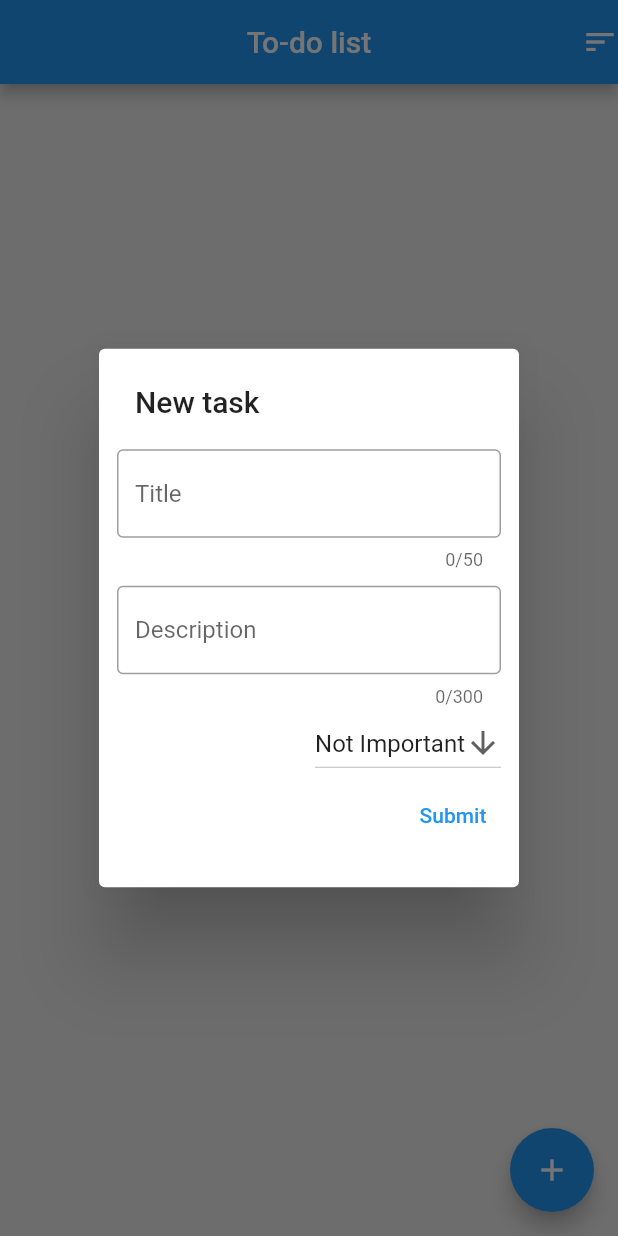
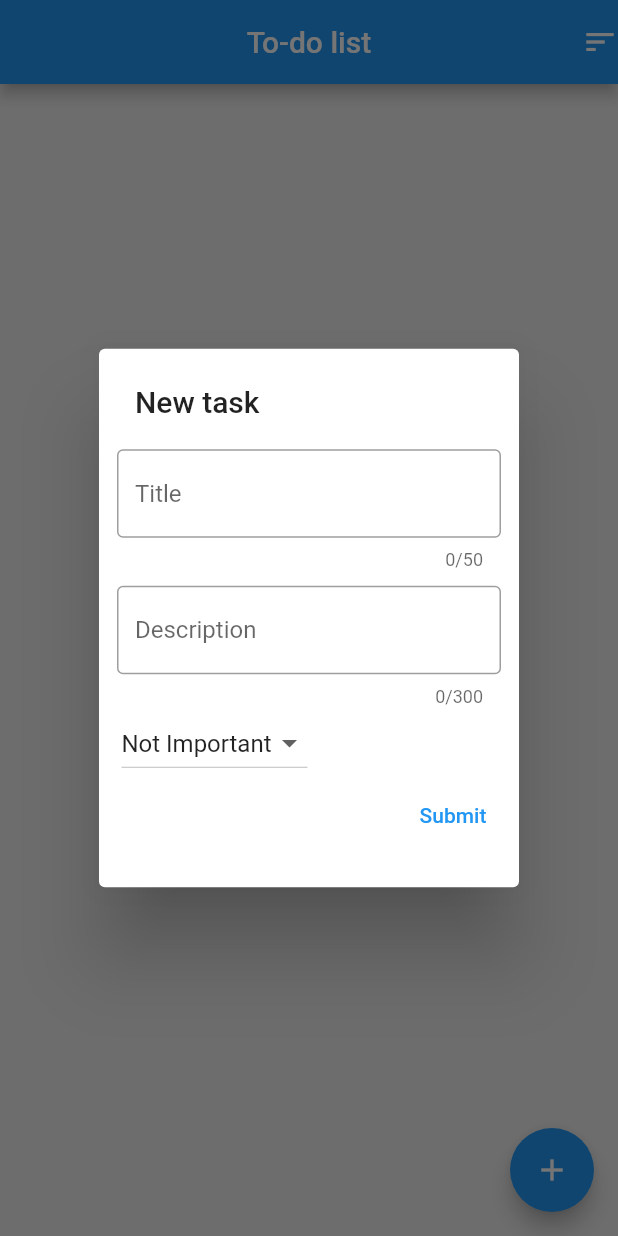
Before and after one commit to CosmicRaptor/devs_club_projects, a Flutter app: the screen it shows after launch, after a tap on the "add" icon, on a phone screen of 412 x 824 dp. Run offline on Flutter 3.47's test engine with Material 2 defaults, Android fonts, the phone set to English and light mode, and no system bars; our stand-ins replace shared_preferences.

Commit message:
added completed/non completed checkbox, fixed the title text overflow bug

```diff
--- a/lib/database/database.dart
+++ b/lib/database/database.dart
@@ -3,7 +3,7 @@ import 'package:devs_club_projects/tasks.dart';
 
 Future<void> addData(Tasks task) async{
   final prefs = await SharedPreferences.getInstance();
-  prefs.setStringList(task.Name, <String>[task.Description, task.Tag]);
+  prefs.setStringList(task.Name, <String>[task.Description, task.Tag, task.Status.toString()]);
 }
 
 Future<List> getEntireData() async {
@@ -12,7 +12,7 @@ Future<List> getEntireData() async {
   Set keys = prefs.getKeys();
   for(int i=0; i<keys.length; i++) {
     List<String>? the_list = prefs.getStringList(keys.elementAt(i));
-    finalData.add(Tasks(Name: keys.elementAt(i), Description: the_list![0], Tag: the_list[1]));
+    finalData.add(Tasks(Name: keys.elementAt(i), Description: the_list![0], Tag: the_list[1], Status: bool.parse(the_list[2])));
   }
   // print(finalData[0].Description);
   return finalData;
@@ -30,7 +30,7 @@ Future<List> getOnlyImportant() async {
   for(int i=0; i<keys.length; i++) {
     List<String>? the_list = prefs.getStringList(keys.elementAt(i));
     if (the_list?[1] == "Important") {
-      finalData.add(Tasks(Name: keys.elementAt(i), Description: the_list![0], Tag: the_list[1]));
+      finalData.add(Tasks(Name: keys.elementAt(i), Description: the_list![0], Tag: the_list[1], Status: bool.parse(the_list[2])));
   }}
   return finalData;
 }
@@ -42,7 +42,7 @@ Future<List> getOnlyNonImportant() async {
   for(int i=0; i<keys.length; i++) {
     List<String>? the_list = prefs.getStringList(keys.elementAt(i));
     if (the_list?[1] == "Not Important") {
-      finalData.add(Tasks(Name: keys.elementAt(i), Description: the_list![0], Tag: the_list[1]));
+      finalData.add(Tasks(Name: keys.elementAt(i), Description: the_list![0], Tag: the_list[1], Status: bool.parse(the_list[2])));
     }}
   return finalData;
 }
--- a/lib/main.dart
+++ b/lib/main.dart
@@ -66,7 +66,7 @@ class _MyAppState extends State<MyApp> {
               onTap: (){
                 showDialog(context: context,
                     builder: (_) => SimpleDialog(
-                      title: Text('Select sort algorithm'),
+                      title: Text('Filter'),
                       children: [
                         SimpleDialogOption(
                           child: Text("Important"),
@@ -92,13 +92,15 @@ class _MyAppState extends State<MyApp> {
                 builder: (_) {
                   taskNameController.clear();
                   taskDescriptionController.clear();
+                  return StatefulBuilder(
+                    builder: (context, setState) {
                       return SimpleDialog(
                       title: Text('New task'),
                       children: [
                         Padding(
                           padding: EdgeInsets.symmetric(vertical: 8.0, horizontal: 12.0),
                           child: Column(
-                        crossAxisAlignment: CrossAxisAlignment.end,
+                            crossAxisAlignment: CrossAxisAlignment.start,
                             children: [
                               TextField(
                                 maxLength: 50,
@@ -119,9 +121,11 @@ class _MyAppState extends State<MyApp> {
                                     hintText: 'Description'
                                 ),
                               ),
+                              Row(
+                                children: [
+                                  SizedBox(width: 3.0,),
                                   DropdownButton(
                                     value: dropDownValue,
-                            icon: Icon(Icons.arrow_downward),
                                     items: values.map((String value) {
                                       return DropdownMenuItem(
                                         value: value,
@@ -134,22 +138,31 @@ class _MyAppState extends State<MyApp> {
                                       });
                                     }
                                     ),
+                                ],
+                              ),
+                              Row(
+                                mainAxisAlignment: MainAxisAlignment.end,
+                                children: [
                                   TextButton(
                                     onPressed: (){
                                       setState(() {
                                         //print(taskDescriptionController.text);
                                         //print(dropDownValue);
-                                addData(Tasks(Name: taskNameController.text, Description: taskDescriptionController.text, Tag: dropDownValue));
+                                        addData(Tasks(Name: taskNameController.text, Description: taskDescriptionController.text, Tag: dropDownValue, Status: false));
                                         getInitialData();
                                         Navigator.pop(context);
                                       });
 
                                     }, child: Text('Submit'),
+                                  ),
+                                ],
                               )
                             ],
                           ),
                         )
                       ],
+                );
+                    }
                   );
                 });
           },
--- a/lib/tasks.dart
+++ b/lib/tasks.dart
@@ -2,6 +2,7 @@ class Tasks {
   String Name;
   String Description;
   String Tag;
+  bool Status;
 
-  Tasks({required this.Name, required this.Description, required this.Tag});
+  Tasks({required this.Name, required this.Description, required this.Tag, required this.Status});
 }
```
Also changed, not shown: lib/task_card.dart (+45 -13 lines). Lines whose indentation alone changed are shown as unchanged.
